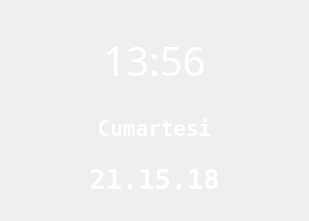
First picture: the form in src/clockform.ui, repository aciklab/Hvl-Lightdm-Greeter, before the edit.
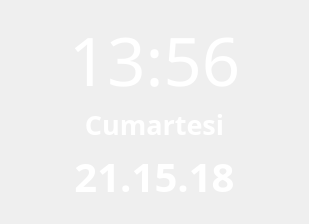
Second picture: the form after the edit.

```diff
--- a/src/clockform.ui
+++ b/src/clockform.ui
@@ -11,7 +11,7 @@
    </rect>
   </property>
   <property name="sizePolicy">
-   <sizepolicy hsizetype="Preferred" vsizetype="Preferred">
+   <sizepolicy hsizetype="Expanding" vsizetype="Expanding">
     <horstretch>0</horstretch>
     <verstretch>0</verstretch>
    </sizepolicy>
@@ -45,7 +45,7 @@
    <item>
     <widget class="QFrame" name="frame">
      <property name="sizePolicy">
-      <sizepolicy hsizetype="Preferred" vsizetype="Preferred">
+      <sizepolicy hsizetype="Expanding" vsizetype="Expanding">
        <horstretch>0</horstretch>
        <verstretch>0</verstretch>
       </sizepolicy>
@@ -66,8 +66,8 @@
      <property name="frameShadow">
       <enum>QFrame::Plain</enum>
      </property>
-     <layout class="QGridLayout" name="gridLayout">
-      <item row="0" column="0">
+     <layout class="QVBoxLayout" name="verticalLayout_2" stretch="5,2,3">
+      <item>
        <widget class="QLabel" name="clockLabel">
         <property name="sizePolicy">
          <sizepolicy hsizetype="Preferred" vsizetype="MinimumExpanding">
@@ -90,7 +90,7 @@
         <property name="font">
          <font>
           <family>Source Code Pro</family>
-          <pointsize>30</pointsize>
+          <pointsize>50</pointsize>
           <weight>50</weight>
           <bold>false</bold>
          </font>
@@ -103,12 +103,12 @@
         </property>
        </widget>
       </item>
-      <item row="1" column="0">
+      <item>
        <widget class="QLabel" name="dayLabel">
         <property name="font">
          <font>
-          <family>DejaVu Sans Mono</family>
-          <pointsize>16</pointsize>
+          <family>Source Code Pro</family>
+          <pointsize>20</pointsize>
           <weight>75</weight>
           <bold>true</bold>
          </font>
@@ -124,12 +124,12 @@
         </property>
        </widget>
       </item>
-      <item row="2" column="0">
+      <item>
        <widget class="QLabel" name="dateLabel">
         <property name="font">
          <font>
-          <family>DejaVu Sans Mono</family>
-          <pointsize>20</pointsize>
+          <family>Source Code Pro</family>
+          <pointsize>30</pointsize>
           <weight>75</weight>
           <bold>true</bold>
          </font>
```
